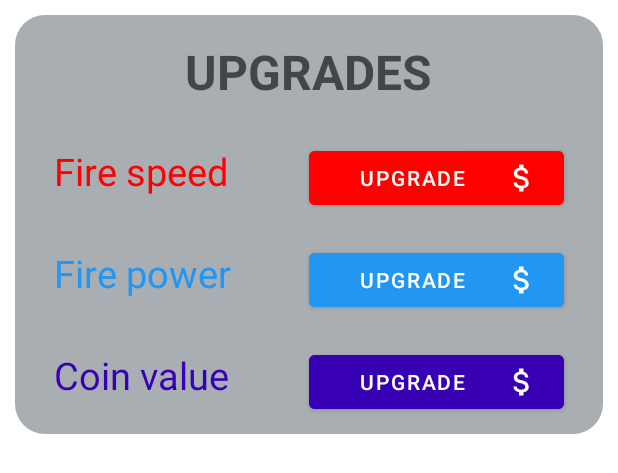
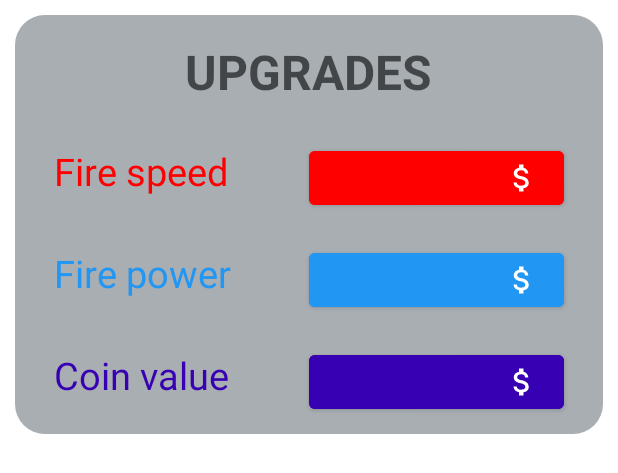
Before and after one commit to Daniel-israelov/CovidBlast, an Android app: the layout fragment_upgrades.xml on its own in the app's theme, with its tools: preview values and no code run, on a phone screen of 412 x 824 dp. Shown: the top 473 px of the screen. Run offline under Robolectric (Android 15) with nearby library versions, the phone set to English and light mode, and no system bars.

Commit message:
removed redundant text from button

```diff
--- a/app/src/main/res/layout/fragment_upgrades.xml
+++ b/app/src/main/res/layout/fragment_upgrades.xml
@@ -13,7 +13,7 @@
     <androidx.appcompat.widget.AppCompatTextView
         android:layout_width="wrap_content"
         android:layout_height="wrap_content"
-        android:text="UPGRADES"
+        android:text="@string/upgrades"
         android:layout_gravity="center"
         android:textStyle="bold"
         android:layout_marginTop="15dp"
@@ -43,7 +43,6 @@
             android:layout_weight="2"
             android:layout_marginEnd="15dp"
             android:backgroundTint="@color/red"
-            android:text="Upgrade"
             android:textColor="@color/white"
             android:drawableEnd="@drawable/ic_baseline_attach_money_24" />
     </LinearLayout>
@@ -71,7 +70,6 @@
             android:layout_weight="2"
             android:layout_marginEnd="15dp"
             android:backgroundTint="@color/light_blue"
-            android:text="Upgrade"
             android:textColor="@color/white"
             android:drawableEnd="@drawable/ic_baseline_attach_money_24" />
     </LinearLayout>
@@ -99,7 +97,6 @@
             android:layout_weight="2"
             android:layout_marginEnd="15dp"
             android:backgroundTint="@color/purple_700"
-            android:text="Upgrade"
             android:textColor="@color/white"
             android:drawableEnd="@drawable/ic_baseline_attach_money_24" />
     </LinearLayout>
```
